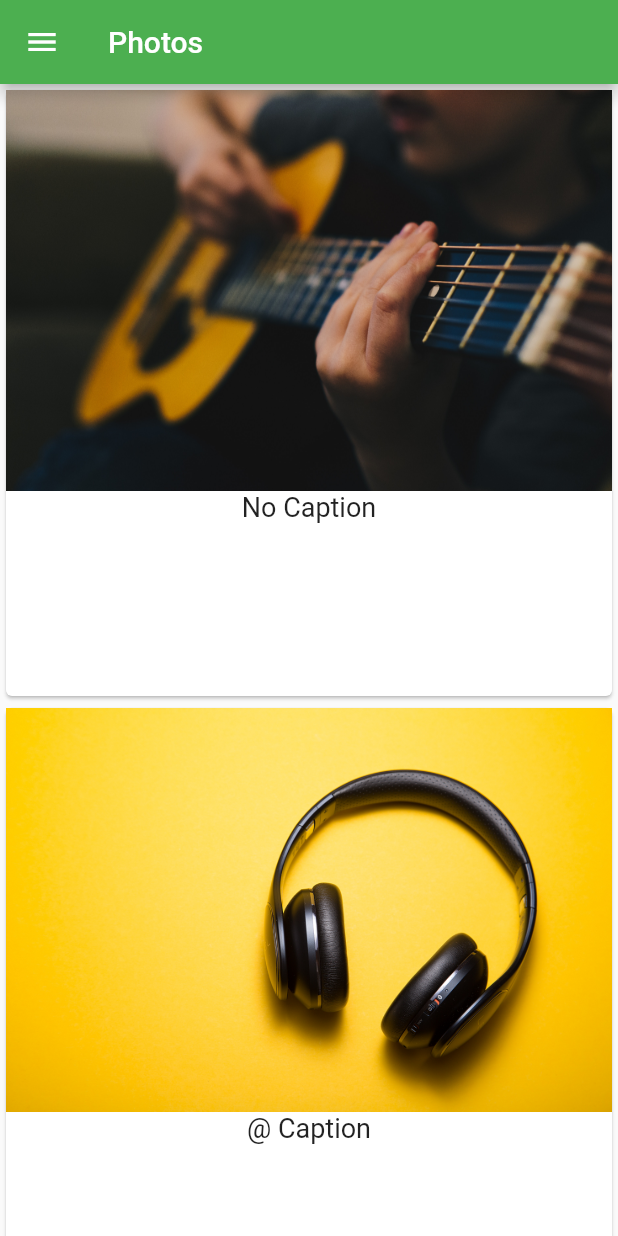
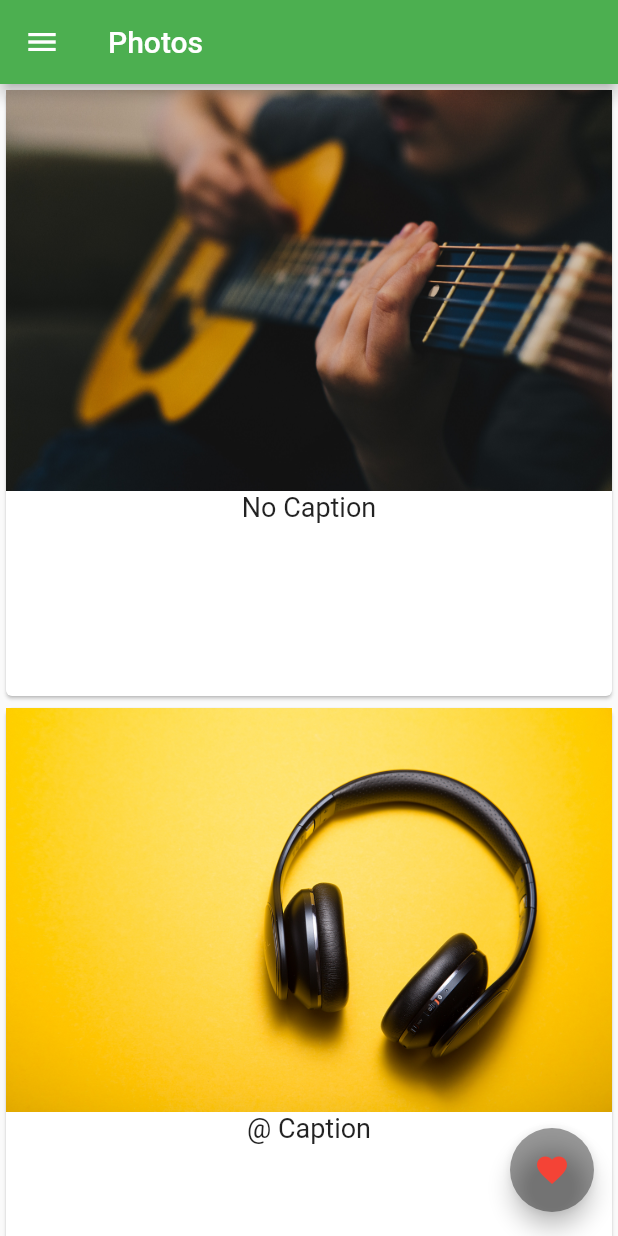
Before and after one commit to Kerandangol09/flutter_project3, a Flutter app: the Home screen opened directly, on a phone screen of 412 x 824 dp. Run offline on Flutter 3.47's test engine with Material 2 defaults, Android fonts, the phone set to English and light mode, and no system bars.

Commit message:
first commit

```diff
--- a/lib/home.dart
+++ b/lib/home.dart
@@ -44,6 +44,7 @@ class _HomeState extends State<Home> {
 
       );
      }
+
    }
 
   @override
@@ -63,6 +64,11 @@ class _HomeState extends State<Home> {
       drawer: Drawer(
         elevation: 2.0,
         child: _buildDrawer(context),
+      ),
+      floatingActionButton: FloatingActionButton(
+        child: Icon(Icons.favorite),
+        foregroundColor: Colors.red,
+        backgroundColor: Colors.black38,
       ),
     );
   }
@@ -120,7 +126,8 @@ ListTile(
       ));
     },
   ),
-)
+),
+
 
 
 
```
